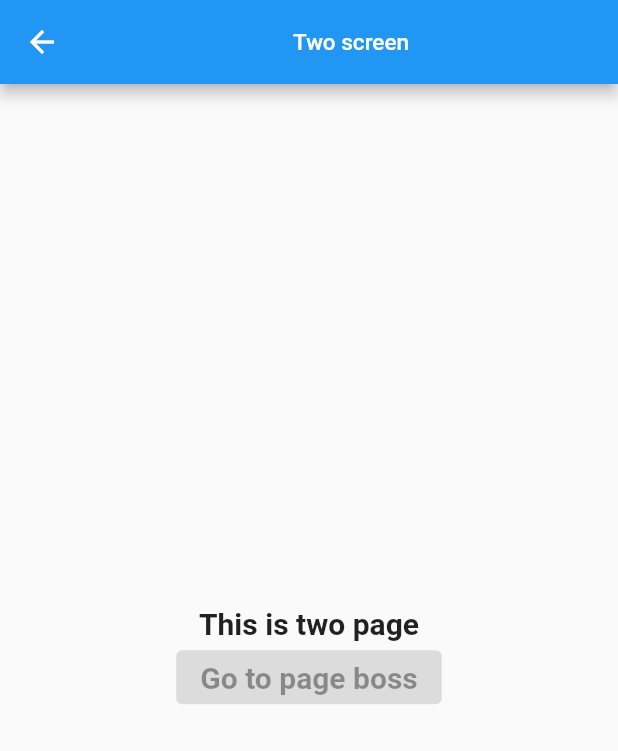
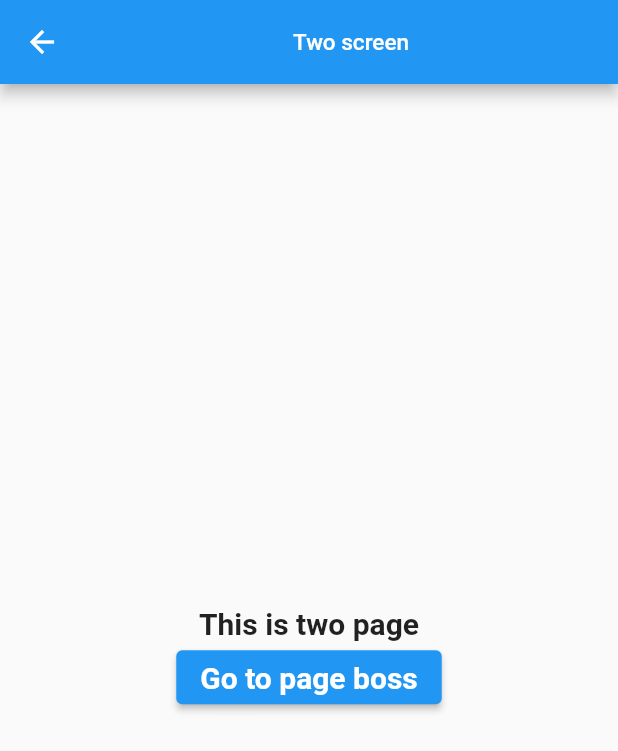
Before and after one commit to Aironsec/flutter_navigation_example, a Flutter app: the TwoScreen screen opened directly, on a phone screen of 412 x 824 dp. Shown: the top 751 px of the screen. Run offline on Flutter 3.47's test engine with Material 2 defaults, Android fonts, the light colour scheme and no system bars.

Commit message:
add simple navigation

```diff
--- a/flutter_navigation_example/lib/two_screen.dart
+++ b/flutter_navigation_example/lib/two_screen.dart
@@ -27,14 +27,14 @@ class BodyTwoScreen extends StatelessWidget {
     return Center(
       child: Column(
         mainAxisSize: MainAxisSize.min,
-        children: const [
-          Text(
+        children: [
+          const Text(
             'This is two page',
             style: TextStyle(fontSize: 20, fontWeight: FontWeight.bold),
           ),
           ElevatedButton(
-            onPressed: null,
-            child: Text(
+            onPressed: (() => Navigator.pop(context)),
+            child: const Text(
               'Go to page boss',
               style: TextStyle(fontSize: 20, fontWeight: FontWeight.bold),
             ),
```
Also changed, not shown: flutter_navigation_example/lib/one_screen.dart (+9 -4 lines).
